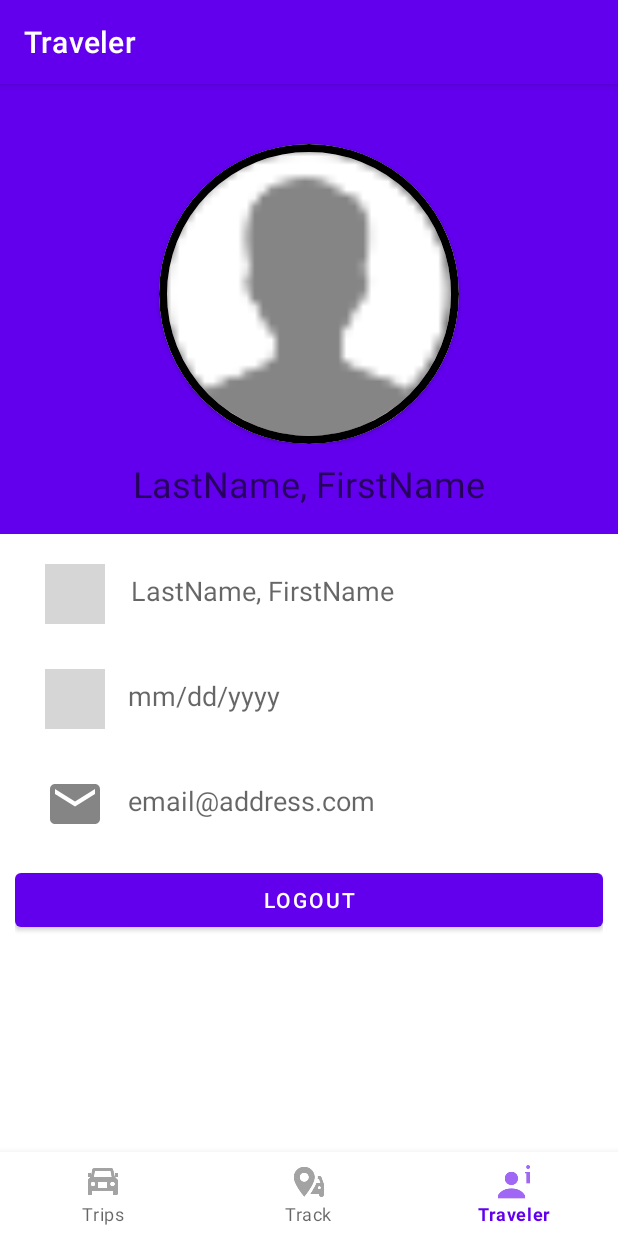
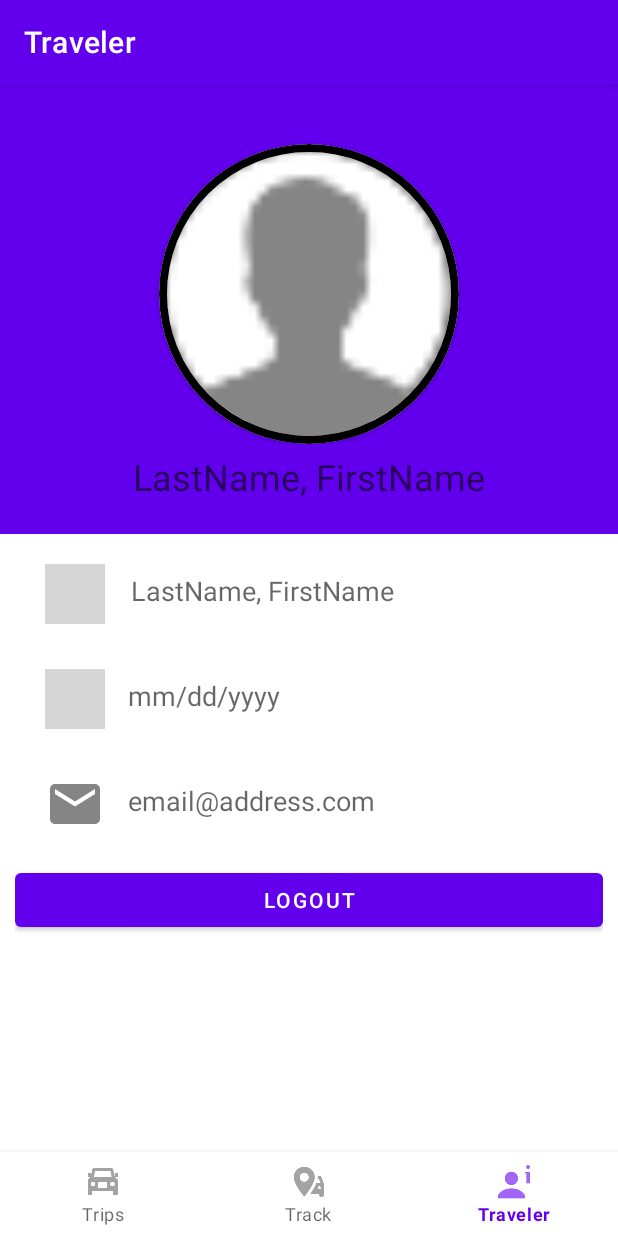
Before and after one commit to onetimebigtime/ParaPo, an Android app: the TravelerFragment screen opened through its navigation route, on a phone screen of 412 x 824 dp. Run offline under Robolectric (Android 15) with nearby library versions, the phone set to English and light mode, and no system bars; our stand-ins replace CircleImageView, navigation-ui; grey boxes are pictures that could not be loaded.

Commit message:
version 03-25 fragment_traveler.xml

```diff
--- a/app/src/main/res/layout/fragment_traveler.xml
+++ b/app/src/main/res/layout/fragment_traveler.xml
@@ -25,8 +25,7 @@
                 android:id="@+id/layout_head"
                 android:layout_width="match_parent"
                 android:layout_height="300dp"
-                android:background="@color/purple_500"
-                android:radius="20dp">
+                android:background="@color/purple_500">
 
                 <RelativeLayout
                     android:id="@+id/RL_ImageView"
@@ -48,17 +47,17 @@
                             app:civ_border_color="@color/black"/>
                     </androidx.cardview.widget.CardView>
                 </RelativeLayout>
-
                 <TextView
                     android:id="@+id/textView_fullName1"
-                    android:layout_width="match_parent"
-                    android:layout_height="match_parent"
+                    android:layout_width="wrap_content"
+                    android:layout_height="wrap_content"
+                    android:layout_below="@id/RL_ImageView"
                     android:layout_centerHorizontal="true"
-                    android:layout_marginTop="250dp"
+                    android:layout_marginTop="5dp"
                     android:hint="@string/fullname"
                     android:textAlignment="center"
                     android:textAppearance="@style/TextAppearance.AppCompat.Headline"
-                    android:textColor="@color/white"/>
+                    android:textColor="@android:color/white" />
             </RelativeLayout>
 
             <!--Name Details-->
```
